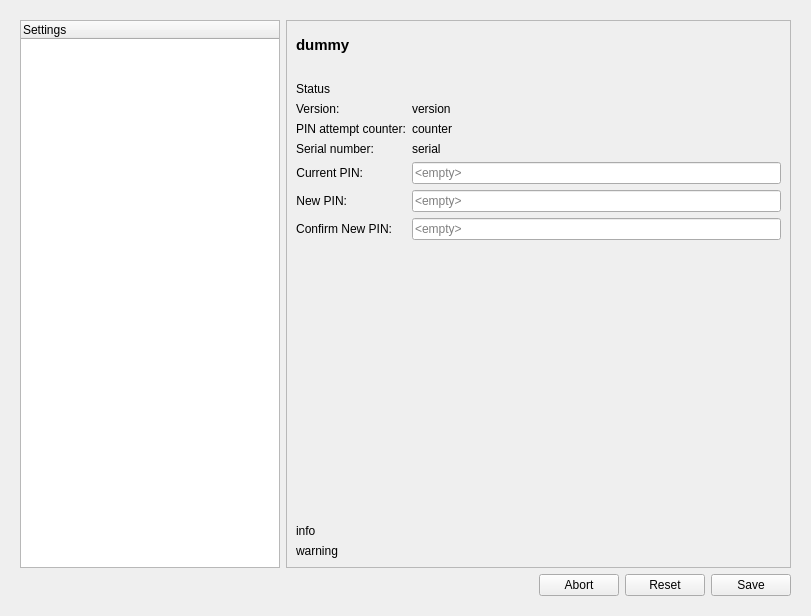
This is nitrokeyapp/ui/settings_tab.ui in Nitrokey/nitrokey-app2 as Qt 5 draws it before an edit. The edited form follows.
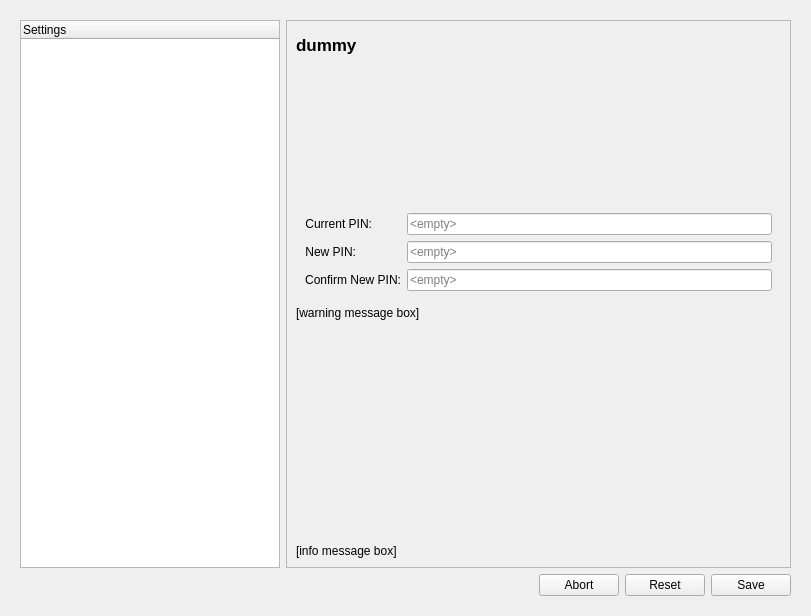
This is the edited form. Icons and pictures are not drawn.

Commit message: settings: improve ux

Diff of the .ui file:
```diff
--- a/nitrokeyapp/ui/settings_tab.ui
+++ b/nitrokeyapp/ui/settings_tab.ui
@@ -36,6 +36,116 @@
        </sizepolicy>
       </property>
       <layout class="QGridLayout" name="gridLayout">
+       <item row="0" column="0">
+        <widget class="QTreeWidget" name="settings_tree">
+         <property name="sizePolicy">
+          <sizepolicy hsizetype="Expanding" vsizetype="Expanding">
+           <horstretch>0</horstretch>
+           <verstretch>0</verstretch>
+          </sizepolicy>
+         </property>
+         <property name="minimumSize">
+          <size>
+           <width>180</width>
+           <height>0</height>
+          </size>
+         </property>
+         <column>
+          <property name="text">
+           <string>Settings</string>
+          </property>
+          <property name="icon">
+           <iconset>
+            <normaloff>icons/settings.svg</normaloff>icons/settings.svg</iconset>
+          </property>
+         </column>
+        </widget>
+       </item>
+       <item row="1" column="1">
+        <widget class="QWidget" name="__button_space_right" native="true">
+         <layout class="QHBoxLayout" name="horizontalLayout_2">
+          <property name="leftMargin">
+           <number>0</number>
+          </property>
+          <property name="topMargin">
+           <number>0</number>
+          </property>
+          <property name="rightMargin">
+           <number>0</number>
+          </property>
+          <property name="bottomMargin">
+           <number>0</number>
+          </property>
+          <item>
+           <spacer name="__horizontalSpacer">
+            <property name="orientation">
+             <enum>Qt::Orientation::Horizontal</enum>
+            </property>
+            <property name="sizeType">
+             <enum>QSizePolicy::Policy::Expanding</enum>
+            </property>
+            <property name="sizeHint" stdset="0">
+             <size>
+              <width>16777215</width>
+              <height>21</height>
+             </size>
+            </property>
+           </spacer>
+          </item>
+          <item>
+           <widget class="QPushButton" name="btn_abort">
+            <property name="sizePolicy">
+             <sizepolicy hsizetype="Preferred" vsizetype="Fixed">
+              <horstretch>0</horstretch>
+              <verstretch>0</verstretch>
+             </sizepolicy>
+            </property>
+            <property name="text">
+             <string>Abort</string>
+            </property>
+            <property name="icon">
+             <iconset>
+              <normaloff>icons/close.svg</normaloff>icons/close.svg</iconset>
+            </property>
+           </widget>
+          </item>
+          <item>
+           <widget class="QPushButton" name="btn_reset">
+            <property name="sizePolicy">
+             <sizepolicy hsizetype="Preferred" vsizetype="Fixed">
+              <horstretch>0</horstretch>
+              <verstretch>0</verstretch>
+             </sizepolicy>
+            </property>
+            <property name="text">
+             <string>Reset</string>
+            </property>
+            <property name="icon">
+             <iconset>
+              <normaloff>icons/delete.svg</normaloff>icons/delete.svg</iconset>
+            </property>
+           </widget>
+          </item>
+          <item>
+           <widget class="QPushButton" name="btn_save">
+            <property name="sizePolicy">
+             <sizepolicy hsizetype="Preferred" vsizetype="Fixed">
+              <horstretch>0</horstretch>
+              <verstretch>0</verstretch>
+             </sizepolicy>
+            </property>
+            <property name="text">
+             <string>Save</string>
+            </property>
+            <property name="icon">
+             <iconset>
+              <normaloff>icons/save.svg</normaloff>icons/save.svg</iconset>
+            </property>
+           </widget>
+          </item>
+         </layout>
+        </widget>
+       </item>
        <item row="1" column="0">
         <widget class="QWidget" name="__button_space_left" native="true">
          <property name="sizePolicy">
@@ -79,31 +189,6 @@
          </layout>
         </widget>
        </item>
-       <item row="0" column="0">
-        <widget class="QTreeWidget" name="settings_tree">
-         <property name="sizePolicy">
-          <sizepolicy hsizetype="Expanding" vsizetype="Expanding">
-           <horstretch>0</horstretch>
-           <verstretch>0</verstretch>
-          </sizepolicy>
-         </property>
-         <property name="minimumSize">
-          <size>
-           <width>180</width>
-           <height>0</height>
-          </size>
-         </property>
-         <column>
-          <property name="text">
-           <string>Settings</string>
-          </property>
-          <property name="icon">
-           <iconset>
-            <normaloff>icons/settings.svg</normaloff>icons/settings.svg</iconset>
-          </property>
-         </column>
-        </widget>
-       </item>
        <item row="0" column="1">
         <widget class="QFrame" name="settings_frame">
          <property name="sizePolicy">
@@ -118,9 +203,9 @@
          <property name="frameShadow">
           <enum>QFrame::Shadow::Raised</enum>
          </property>
-         <layout class="QFormLayout" name="formLayout">
-          <item row="0" column="0">
-           <widget class="QLabel" name="password_label">
+         <layout class="QVBoxLayout" name="verticalLayout_2">
+          <item>
+           <widget class="QLabel" name="headline_label">
             <property name="sizePolicy">
              <sizepolicy hsizetype="Preferred" vsizetype="Fixed">
               <horstretch>0</horstretch>
@@ -135,7 +220,7 @@
             </property>
             <property name="font">
              <font>
-              <pointsize>11</pointsize>
+              <pointsize>13</pointsize>
               <italic>false</italic>
               <bold>true</bold>
              </font>
@@ -151,72 +236,156 @@
             </property>
            </widget>
           </item>
+          <item>
+           <widget class="QWidget" name="status_form" native="true">
+            <layout class="QFormLayout" name="status_form_layout">
+             <property name="sizeConstraint">
+              <enum>QLayout::SizeConstraint::SetMaximumSize</enum>
+             </property>
+             <property name="fieldGrowthPolicy">
+              <enum>QFormLayout::FieldGrowthPolicy::ExpandingFieldsGrow</enum>
+             </property>
+             <item row="0" column="0">
+              <widget class="QLabel" name="label_0">
+               <property name="text">
+                <string>&lt;label 0&gt;</string>
+               </property>
+               <property name="textFormat">
+                <enum>Qt::TextFormat::MarkdownText</enum>
+               </property>
+              </widget>
+             </item>
+             <item row="0" column="1">
+              <widget class="QLabel" name="value_0">
+               <property name="text">
+                <string>&lt;value 0&gt;</string>
+               </property>
+              </widget>
+             </item>
           <item row="1" column="0">
-           <spacer name="verticalSpacer">
-            <property name="orientation">
-             <enum>Qt::Orientation::Vertical</enum>
-            </property>
-            <property name="sizeType">
-             <enum>QSizePolicy::Policy::Fixed</enum>
-            </property>
-            <property name="sizeHint" stdset="0">
-             <size>
-              <width>20</width>
-              <height>10</height>
-             </size>
-            </property>
-           </spacer>
-          </item>
-          <item row="2" column="0" colspan="2">
-           <widget class="QLabel" name="status_label">
+              <widget class="QLabel" name="label_1">
+               <property name="text">
+                <string>&lt;label 1&gt;</string>
+               </property>
+               <property name="textFormat">
+                <enum>Qt::TextFormat::MarkdownText</enum>
+               </property>
+              </widget>
+             </item>
+             <item row="1" column="1">
+              <widget class="QLabel" name="value_1">
+               <property name="text">
+                <string>&lt;value 1&gt;</string>
+               </property>
+              </widget>
+             </item>
+             <item row="2" column="0">
+              <widget class="QLabel" name="label_2">
             <property name="text">
-             <string>Status</string>
-            </property>
-           </widget>
-          </item>
-          <item row="7" column="0">
-           <widget class="QLabel" name="version_label">
+                <string>&lt;label 2&gt;</string>
+               </property>
+               <property name="textFormat">
+                <enum>Qt::TextFormat::MarkdownText</enum>
+               </property>
+              </widget>
+             </item>
+             <item row="2" column="1">
+              <widget class="QLabel" name="value_2">
             <property name="text">
-             <string>Version:</string>
+                <string>&lt;value 2&gt;</string>
             </property>
            </widget>
           </item>
-          <item row="7" column="1">
-           <widget class="QLabel" name="version">
+             <item row="3" column="0">
+              <widget class="QLabel" name="label_3">
             <property name="text">
-             <string>version</string>
-            </property>
-           </widget>
-          </item>
-          <item row="8" column="0">
-           <widget class="QLabel" name="counter_label">
+                <string>&lt;label 3&gt;</string>
+               </property>
+               <property name="textFormat">
+                <enum>Qt::TextFormat::MarkdownText</enum>
+               </property>
+              </widget>
+             </item>
+             <item row="3" column="1">
+              <widget class="QLabel" name="value_3">
             <property name="text">
-             <string>PIN attempt counter:</string>
+                <string>&lt;value 3&gt;</string>
             </property>
            </widget>
           </item>
-          <item row="8" column="1">
-           <widget class="QLabel" name="counter">
+             <item row="4" column="0">
+              <widget class="QLabel" name="label_4">
             <property name="text">
-             <string>counter</string>
-            </property>
-           </widget>
-          </item>
-          <item row="9" column="0">
-           <widget class="QLabel" name="serial_label">
+                <string>&lt;label 4&gt;</string>
+               </property>
+               <property name="textFormat">
+                <enum>Qt::TextFormat::MarkdownText</enum>
+               </property>
+              </widget>
+             </item>
+             <item row="4" column="1">
+              <widget class="QLabel" name="value_4">
             <property name="text">
-             <string>Serial number:</string>
+                <string>&lt;value 4&gt;</string>
             </property>
            </widget>
           </item>
-          <item row="9" column="1">
-           <widget class="QLabel" name="serial">
+             <item row="5" column="0">
+              <widget class="QLabel" name="label_5">
             <property name="text">
-             <string>serial</string>
-            </property>
-           </widget>
-          </item>
-          <item row="13" column="0">
+                <string>&lt;label 5&gt;</string>
+               </property>
+               <property name="textFormat">
+                <enum>Qt::TextFormat::MarkdownText</enum>
+               </property>
+              </widget>
+             </item>
+             <item row="5" column="1">
+              <widget class="QLabel" name="value_5">
+               <property name="text">
+                <string>&lt;value 5&gt;</string>
+               </property>
+              </widget>
+             </item>
+            </layout>
+           </widget>
+          </item>
+          <item>
+           <widget class="QWidget" name="pin_form" native="true">
+            <layout class="QFormLayout" name="pin_form_layout">
+             <item row="0" column="0">
+              <widget class="QLabel" name="current_password_label">
+               <property name="text">
+                <string>Current PIN:</string>
+               </property>
+               <property name="alignment">
+                <set>Qt::AlignmentFlag::AlignRight|Qt::AlignmentFlag::AlignTrailing|Qt::AlignmentFlag::AlignVCenter</set>
+               </property>
+              </widget>
+             </item>
+             <item row="0" column="1">
+              <widget class="QLineEdit" name="current_password">
+               <property name="sizePolicy">
+                <sizepolicy hsizetype="Expanding" vsizetype="Fixed">
+                 <horstretch>8</horstretch>
+                 <verstretch>0</verstretch>
+                </sizepolicy>
+               </property>
+               <property name="echoMode">
+                <enum>QLineEdit::EchoMode::Password</enum>
+               </property>
+               <property name="dragEnabled">
+                <bool>false</bool>
+               </property>
+               <property name="placeholderText">
+                <string>&lt;empty&gt;</string>
+               </property>
+               <property name="clearButtonEnabled">
+                <bool>false</bool>
+               </property>
+              </widget>
+             </item>
+             <item row="1" column="0">
            <widget class="QLabel" name="new_password_label">
             <property name="text">
              <string>New PIN:</string>
@@ -226,29 +395,7 @@
             </property>
            </widget>
           </item>
-          <item row="13" column="1">
-           <widget class="QLineEdit" name="new_password">
-            <property name="sizePolicy">
-             <sizepolicy hsizetype="Expanding" vsizetype="Fixed">
-              <horstretch>0</horstretch>
-              <verstretch>0</verstretch>
-             </sizepolicy>
-            </property>
-            <property name="echoMode">
-             <enum>QLineEdit::EchoMode::Password</enum>
-            </property>
-            <property name="dragEnabled">
-             <bool>true</bool>
-            </property>
-            <property name="placeholderText">
-             <string>&lt;empty&gt;</string>
-            </property>
-            <property name="clearButtonEnabled">
-             <bool>false</bool>
-            </property>
-           </widget>
-          </item>
-          <item row="14" column="0">
+             <item row="2" column="0">
            <widget class="QLabel" name="repeat_password_label">
             <property name="layoutDirection">
              <enum>Qt::LayoutDirection::LeftToRight</enum>
@@ -261,7 +408,29 @@
             </property>
            </widget>
           </item>
-          <item row="14" column="1">
+             <item row="1" column="1">
+              <widget class="QLineEdit" name="new_password">
+               <property name="sizePolicy">
+                <sizepolicy hsizetype="Expanding" vsizetype="Fixed">
+                 <horstretch>0</horstretch>
+                 <verstretch>0</verstretch>
+                </sizepolicy>
+               </property>
+               <property name="echoMode">
+                <enum>QLineEdit::EchoMode::Password</enum>
+               </property>
+               <property name="dragEnabled">
+                <bool>true</bool>
+               </property>
+               <property name="placeholderText">
+                <string>&lt;empty&gt;</string>
+               </property>
+               <property name="clearButtonEnabled">
+                <bool>false</bool>
+               </property>
+              </widget>
+             </item>
+             <item row="2" column="1">
            <widget class="QLineEdit" name="repeat_password">
             <property name="sizePolicy">
              <sizepolicy hsizetype="Expanding" vsizetype="Fixed">
@@ -277,23 +446,42 @@
             </property>
            </widget>
           </item>
-          <item row="16" column="0">
+            </layout>
+           </widget>
+          </item>
+          <item>
+           <widget class="QLabel" name="warning_label">
+            <property name="sizePolicy">
+             <sizepolicy hsizetype="MinimumExpanding" vsizetype="Preferred">
+              <horstretch>0</horstretch>
+              <verstretch>0</verstretch>
+             </sizepolicy>
+            </property>
+            <property name="text">
+             <string>[warning message box]</string>
+            </property>
+            <property name="textFormat">
+             <enum>Qt::TextFormat::MarkdownText</enum>
+            </property>
+            <property name="wordWrap">
+             <bool>true</bool>
+            </property>
+           </widget>
+          </item>
+          <item>
            <spacer name="__verticalSpacer">
             <property name="orientation">
              <enum>Qt::Orientation::Vertical</enum>
             </property>
-            <property name="sizeType">
-             <enum>QSizePolicy::Policy::Expanding</enum>
-            </property>
             <property name="sizeHint" stdset="0">
              <size>
-              <width>13</width>
-              <height>184</height>
+              <width>20</width>
+              <height>40</height>
              </size>
             </property>
            </spacer>
           </item>
-          <item row="17" column="0" colspan="2">
+          <item>
            <widget class="QLabel" name="info_label">
             <property name="sizePolicy">
              <sizepolicy hsizetype="Expanding" vsizetype="Minimum">
@@ -302,7 +490,7 @@
              </sizepolicy>
             </property>
             <property name="text">
-             <string>info</string>
+             <string>[info message box]</string>
             </property>
             <property name="alignment">
              <set>Qt::AlignmentFlag::AlignJustify|Qt::AlignmentFlag::AlignVCenter</set>
@@ -312,142 +500,6 @@
             </property>
             <property name="textInteractionFlags">
              <set>Qt::TextInteractionFlag::LinksAccessibleByMouse|Qt::TextInteractionFlag::TextSelectableByMouse</set>
-            </property>
-           </widget>
-          </item>
-          <item row="18" column="0" colspan="2">
-           <widget class="QLabel" name="warning_label">
-            <property name="sizePolicy">
-             <sizepolicy hsizetype="MinimumExpanding" vsizetype="Preferred">
-              <horstretch>0</horstretch>
-              <verstretch>0</verstretch>
-             </sizepolicy>
-            </property>
-            <property name="text">
-             <string>warning</string>
-            </property>
-            <property name="textFormat">
-             <enum>Qt::TextFormat::MarkdownText</enum>
-            </property>
-            <property name="wordWrap">
-             <bool>true</bool>
-            </property>
-           </widget>
-          </item>
-          <item row="12" column="0">
-           <widget class="QLabel" name="current_password_label">
-            <property name="text">
-             <string>Current PIN:</string>
-            </property>
-            <property name="alignment">
-             <set>Qt::AlignmentFlag::AlignRight|Qt::AlignmentFlag::AlignTrailing|Qt::AlignmentFlag::AlignVCenter</set>
-            </property>
-           </widget>
-          </item>
-          <item row="12" column="1">
-           <widget class="QLineEdit" name="current_password">
-            <property name="sizePolicy">
-             <sizepolicy hsizetype="Expanding" vsizetype="Fixed">
-              <horstretch>8</horstretch>
-              <verstretch>0</verstretch>
-             </sizepolicy>
-            </property>
-            <property name="echoMode">
-             <enum>QLineEdit::EchoMode::Password</enum>
-            </property>
-            <property name="dragEnabled">
-             <bool>false</bool>
-            </property>
-            <property name="placeholderText">
-             <string>&lt;empty&gt;</string>
-            </property>
-            <property name="clearButtonEnabled">
-             <bool>false</bool>
-            </property>
-           </widget>
-          </item>
-         </layout>
-        </widget>
-       </item>
-       <item row="1" column="1">
-        <widget class="QWidget" name="__button_space_right" native="true">
-         <layout class="QHBoxLayout" name="horizontalLayout_2">
-          <property name="leftMargin">
-           <number>0</number>
-          </property>
-          <property name="topMargin">
-           <number>0</number>
-          </property>
-          <property name="rightMargin">
-           <number>0</number>
-          </property>
-          <property name="bottomMargin">
-           <number>0</number>
-          </property>
-          <item>
-           <spacer name="__horizontalSpacer">
-            <property name="orientation">
-             <enum>Qt::Orientation::Horizontal</enum>
-            </property>
-            <property name="sizeType">
-             <enum>QSizePolicy::Policy::Expanding</enum>
-            </property>
-            <property name="sizeHint" stdset="0">
-             <size>
-              <width>16777215</width>
-              <height>21</height>
-             </size>
-            </property>
-           </spacer>
-          </item>
-          <item>
-           <widget class="QPushButton" name="btn_abort">
-            <property name="sizePolicy">
-             <sizepolicy hsizetype="Preferred" vsizetype="Fixed">
-              <horstretch>0</horstretch>
-              <verstretch>0</verstretch>
-             </sizepolicy>
-            </property>
-            <property name="text">
-             <string>Abort</string>
-            </property>
-            <property name="icon">
-             <iconset>
-              <normaloff>icons/close.svg</normaloff>icons/close.svg</iconset>
-            </property>
-           </widget>
-          </item>
-          <item>
-           <widget class="QPushButton" name="btn_reset">
-            <property name="sizePolicy">
-             <sizepolicy hsizetype="Preferred" vsizetype="Fixed">
-              <horstretch>0</horstretch>
-              <verstretch>0</verstretch>
-             </sizepolicy>
-            </property>
-            <property name="text">
-             <string>Reset</string>
-            </property>
-            <property name="icon">
-             <iconset>
-              <normaloff>icons/delete.svg</normaloff>icons/delete.svg</iconset>
-            </property>
-           </widget>
-          </item>
-          <item>
-           <widget class="QPushButton" name="btn_save">
-            <property name="sizePolicy">
-             <sizepolicy hsizetype="Preferred" vsizetype="Fixed">
-              <horstretch>0</horstretch>
-              <verstretch>0</verstretch>
-             </sizepolicy>
-            </property>
-            <property name="text">
-             <string>Save</string>
-            </property>
-            <property name="icon">
-             <iconset>
-              <normaloff>icons/save.svg</normaloff>icons/save.svg</iconset>
             </property>
            </widget>
           </item>
```
Lines whose indentation alone changed are shown as unchanged. The commit also changes 2 other files.
